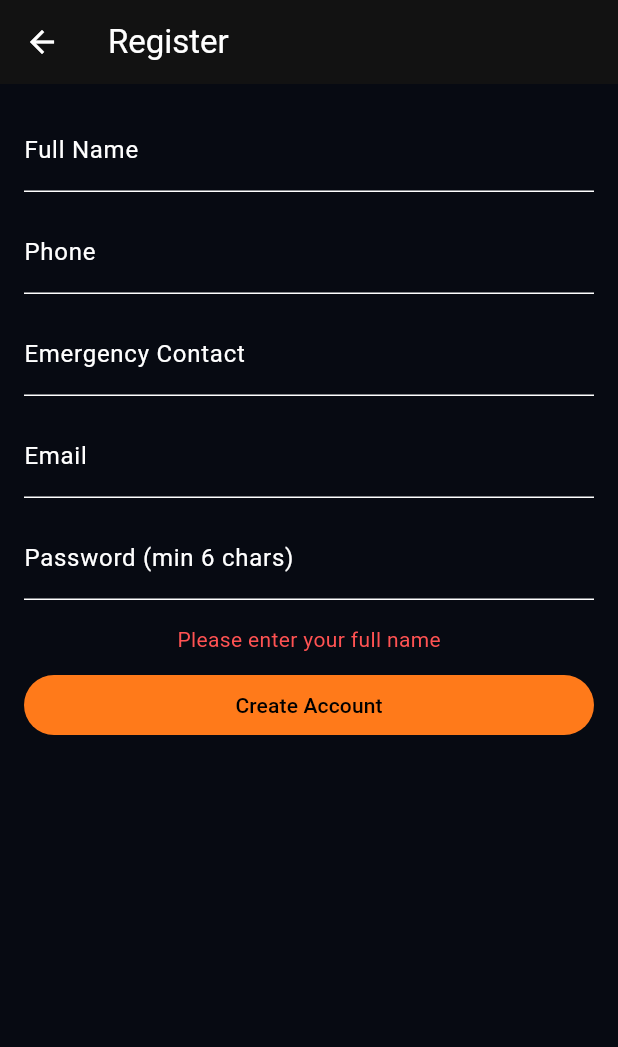
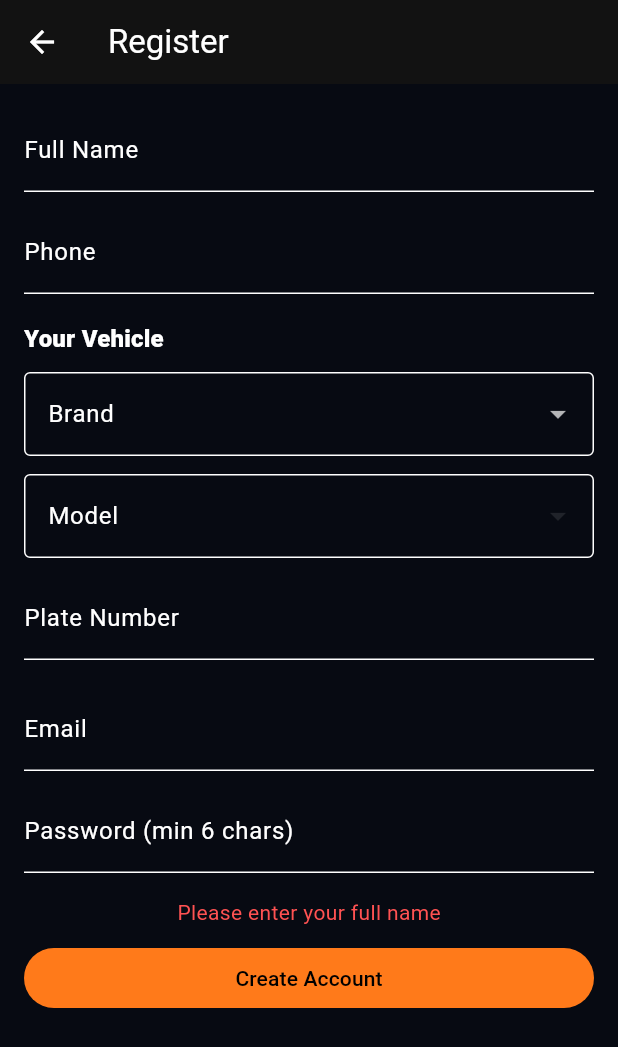
Before and after one commit to Anjaboii/resqhub_user_app, a Flutter app: the RegisterScreen screen opened directly, after a tap on "Create Account", on a phone screen of 412 x 824 dp. Shown: the top 1047 px of the screen. Run offline on Flutter 3.47's test engine with Material 3 defaults, Android fonts, the phone set to English and light mode, and no system bars; our stand-ins replace cloud_firestore, firebase_auth, firebase_core; accounts and stored records are empty.

Commit message:
Update register_screen.dart

```diff
--- a/lib/screens/auth/register_screen.dart
+++ b/lib/screens/auth/register_screen.dart
@@ -12,30 +12,49 @@ class RegisterScreen extends StatefulWidget {
 class _RegisterScreenState extends State<RegisterScreen> {
   final _fullName = TextEditingController();
   final _phone = TextEditingController();
-  final _emergency = TextEditingController();
 
   final _email = TextEditingController();
   final _password = TextEditingController();
 
+  // Vehicle inputs
+  final _plate = TextEditingController();
+  String? _brand;
+  String? _model;
+
   bool _loading = false;
   String? _error;
+
+  // Simple brand -> models list (you can expand later)
+  final Map<String, List<String>> _brandModels = const {
+    "Toyota": ["Corolla", "Axio", "Allion", "Prius", "Vitz", "Hilux"],
+    "Honda": ["Civic", "Fit", "Vezel", "CR-V", "City"],
+    "Nissan": ["March", "Tiida", "X-Trail", "Sunny"],
+    "Suzuki": ["Wagon R", "Swift", "Alto"],
+    "Mitsubishi": ["Lancer", "Montero", "Pajero"],
+    "Kia": ["Sportage", "Rio", "Sorento"],
+    "Hyundai": ["Tucson", "Elantra", "Santa Fe"],
+    "Other": ["Other"],
+  };
 
   @override
   void dispose() {
     _fullName.dispose();
     _phone.dispose();
-    _emergency.dispose();
     _email.dispose();
     _password.dispose();
+    _plate.dispose();
     super.dispose();
   }
 
   Future<void> _register() async {
     final name = _fullName.text.trim();
     final phone = _phone.text.trim();
-    final emergency = _emergency.text.trim();
     final email = _email.text.trim();
     final password = _password.text;
+
+    final brand = _brand;
+    final model = _model;
+    final plate = _plate.text.trim().toUpperCase();
 
     if (name.isEmpty) {
       setState(() => _error = "Please enter your full name");
@@ -47,6 +66,16 @@ class _RegisterScreenState extends State<RegisterScreen> {
     }
     if (password.length < 6) {
       setState(() => _error = "Password must be at least 6 characters");
+      return;
+    }
+
+    // Vehicle required for your new flow
+    if (brand == null || model == null) {
+      setState(() => _error = "Please select your vehicle brand and model");
+      return;
+    }
+    if (plate.isEmpty) {
+      setState(() => _error = "Please enter your vehicle plate number");
       return;
     }
 
@@ -66,20 +95,31 @@ class _RegisterScreenState extends State<RegisterScreen> {
         throw Exception("User creation failed");
       }
 
-      // ✅ set displayName in FirebaseAuth (optional but useful)
+      // set displayName in FirebaseAuth
       await user.updateDisplayName(name);
 
-      // ✅ create user profile doc in Firestore
-      await FirebaseFirestore.instance.collection("users").doc(user.uid).set({
+      final userDoc = FirebaseFirestore.instance.collection("users").doc(user.uid);
+
+      // create user profile doc
+      await userDoc.set({
         "fullName": name,
         "email": email,
         "phone": phone,
-        "emergencyContact": emergency,
         "createdAt": FieldValue.serverTimestamp(),
         "updatedAt": FieldValue.serverTimestamp(),
       }, SetOptions(merge: true));
 
-      // ✅ After register, user is logged in automatically
+      // add initial vehicle into subcollection
+      await userDoc.collection("vehicles").add({
+        "brand": brand,
+        "model": model,
+        "name": "$brand $model", // keeps compatibility with your other UI
+        "plate": plate,
+        "meta": "", // optional notes later
+        "createdAt": FieldValue.serverTimestamp(),
+        "updatedAt": FieldValue.serverTimestamp(),
+      });
+
       if (mounted) Navigator.pop(context);
     } on FirebaseAuthException catch (e) {
       setState(() => _error = e.message ?? "Register failed");
@@ -92,9 +132,12 @@ class _RegisterScreenState extends State<RegisterScreen> {
 
   @override
   Widget build(BuildContext context) {
+    final brands = _brandModels.keys.toList()..sort();
+    final models = (_brand != null) ? (_brandModels[_brand!] ?? const <String>[]) : const <String>[];
+
     return Scaffold(
       appBar: AppBar(title: const Text("Register")),
-      body: Padding(
+      body: SingleChildScrollView(
         padding: const EdgeInsets.all(16),
         child: Column(
           children: [
@@ -110,14 +153,71 @@ class _RegisterScreenState extends State<RegisterScreen> {
               textInputAction: TextInputAction.next,
               decoration: const InputDecoration(labelText: "Phone"),
             ),
-            const SizedBox(height: 12),
-            TextField(
-              controller: _emergency,
-              keyboardType: TextInputType.phone,
-              textInputAction: TextInputAction.next,
-              decoration: const InputDecoration(labelText: "Emergency Contact"),
+            const SizedBox(height: 18),
+
+            // Vehicle section
+            Align(
+              alignment: Alignment.centerLeft,
+              child: Text(
+                "Your Vehicle",
+                style: Theme.of(context).textTheme.titleMedium?.copyWith(fontWeight: FontWeight.w900),
+              ),
+            ),
+            const SizedBox(height: 10),
+
+            DropdownButtonFormField<String>(
+              value: _brand,
+              items: brands
+                  .map((b) => DropdownMenuItem(
+                value: b,
+                child: Text(b),
+              ))
+                  .toList(),
+              onChanged: (v) {
+                setState(() {
+                  _brand = v;
+                  _model = null; // reset model when brand changes
+                });
+              },
+              decoration: const InputDecoration(
+                labelText: "Brand",
+                border: OutlineInputBorder(),
+              ),
             ),
             const SizedBox(height: 12),
+
+            DropdownButtonFormField<String>(
+              value: _model,
+              items: models
+                  .map((m) => DropdownMenuItem(
+                value: m,
+                child: Text(m),
+              ))
+                  .toList(),
+              onChanged: (_brand == null)
+                  ? null
+                  : (v) {
+                setState(() => _model = v);
+              },
+              decoration: const InputDecoration(
+                labelText: "Model",
+                border: OutlineInputBorder(),
+              ),
+            ),
+            const SizedBox(height: 12),
+
+            TextField(
+              controller: _plate,
+              textInputAction: TextInputAction.next,
+              decoration: const InputDecoration(
+                labelText: "Plate Number",
+                hintText: "e.g. CAB-1234",
+              ),
+            ),
+
+            const SizedBox(height: 18),
+
+            // Account section
             TextField(
               controller: _email,
               keyboardType: TextInputType.emailAddress,
```
